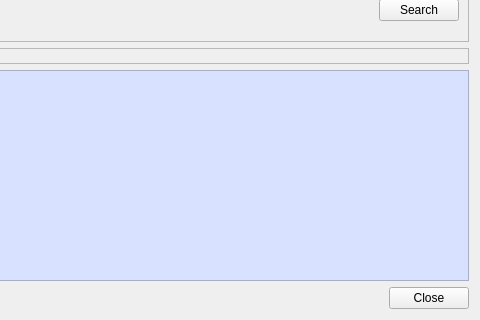
Before: the Qt Designer form Code/Mantid/MantidQt/MantidWidgets/inc/MantidQtMantidWidgets/ICatAdvancedSearch.ui in mantidproject/mantid, drawn with Qt 5; both pictures show x 255 to 735 and y 201 to 521 of the 735 by 521 pixel window.
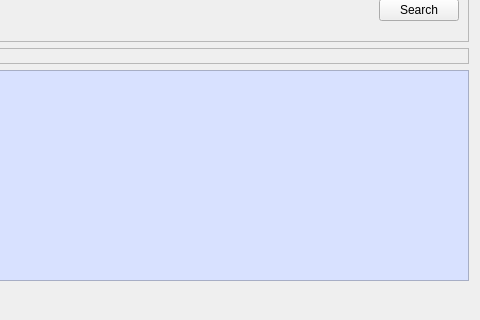
After: the same form once the commit is applied. Icons and pictures are not drawn.

Commit message: Removed catalog close buttons. re #3975

The edit to the form file:
```diff
--- a/Code/Mantid/MantidQt/MantidWidgets/inc/MantidQtMantidWidgets/ICatAdvancedSearch.ui
+++ b/Code/Mantid/MantidQt/MantidWidgets/inc/MantidQtMantidWidgets/ICatAdvancedSearch.ui
@@ -555,13 +555,6 @@
        </property>
       </spacer>
      </item>
-     <item>
-      <widget class="QPushButton" name="closeButton">
-       <property name="text">
-        <string>Close</string>
-       </property>
-      </widget>
-     </item>
     </layout>
    </item>
   </layout>
```
The commit also changes 3 other files.
